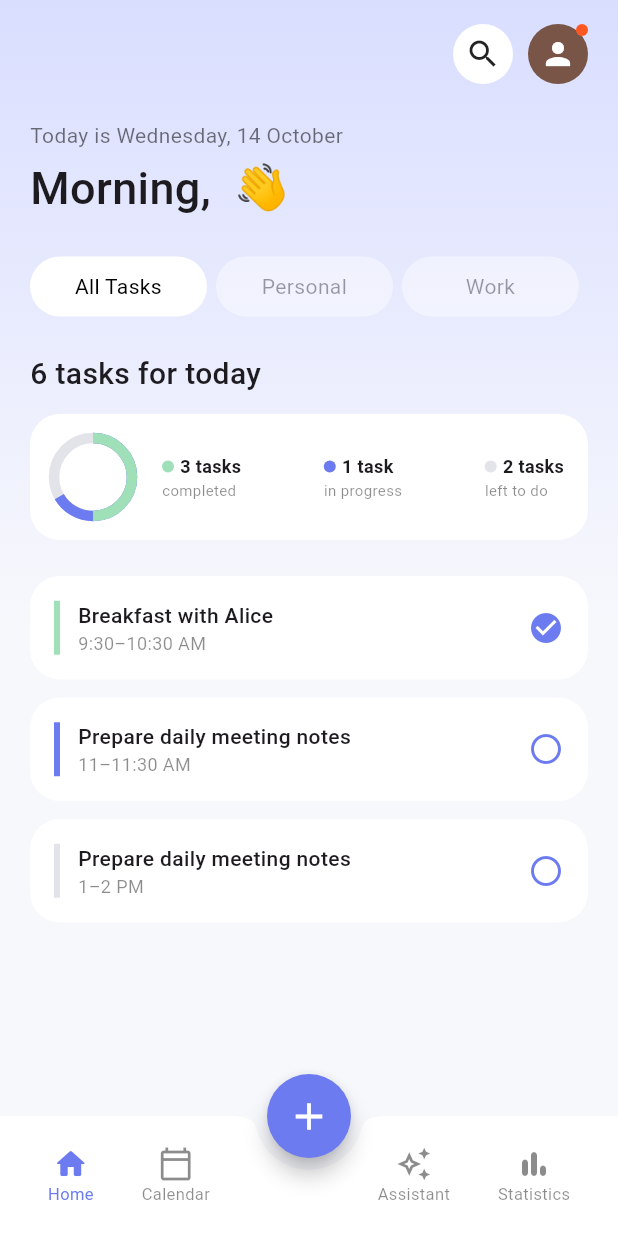
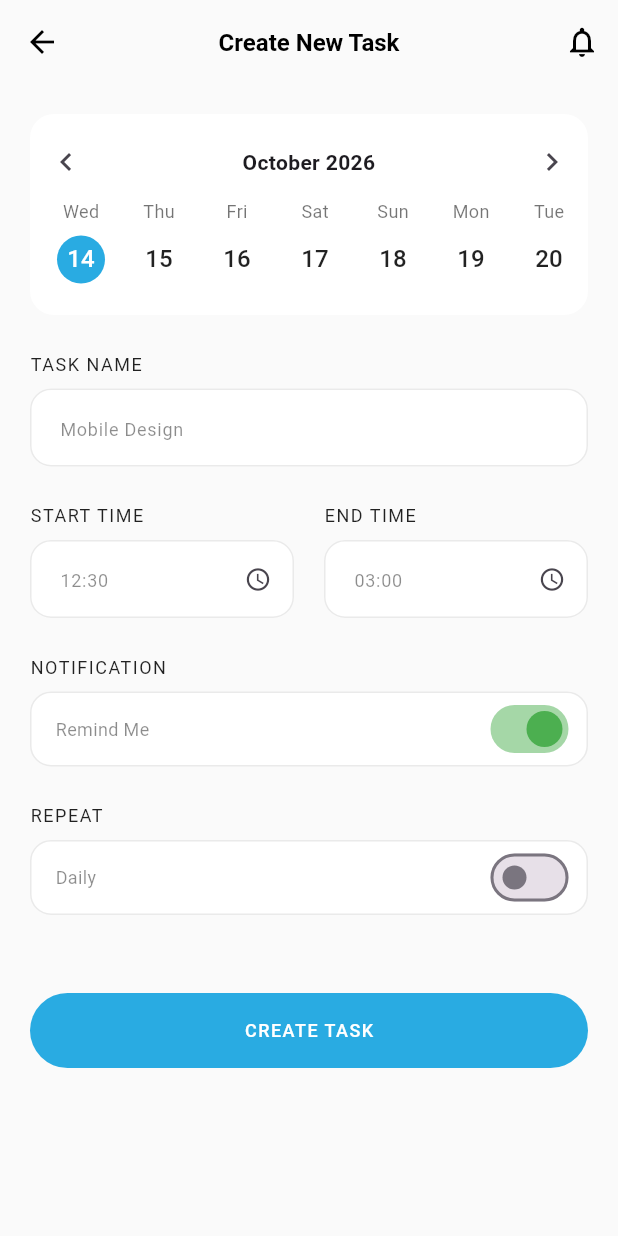
Before and after one commit to Phanuth25/komnotmorng, a Flutter app: the HomeScreen screen opened by its route, after a tap on the "add" icon, on a phone screen of 412 x 824 dp. Run offline on Flutter 3.47's test engine with Material 3 defaults, Android fonts, the phone set to English and light mode, and no system bars; our stand-ins replace dio, get, shared_preferences; accounts and stored records are empty.

Commit message:
done built schedule screen with ai but only like 50%

```diff
--- a/lib/main.dart
+++ b/lib/main.dart
@@ -1,16 +1,23 @@
 import 'package:flutter/material.dart';
 import 'package:get/get.dart';
 import 'package:komnotmorng2/features/splash/splash_screen.dart';
+import 'package:komnotmorng2/viewmodels/login_vm.dart';
 import 'package:komnotmorng2/viewmodels/register_vm.dart';
+import 'package:komnotmorng2/viewmodels/schedule_vm.dart';
 import 'package:komnotmorng2/views/home_screen.dart';
 import 'package:komnotmorng2/views/login_screen.dart';
 import 'package:komnotmorng2/views/register_screen.dart';
+import 'package:komnotmorng2/views/schedule_screen.dart';
 
 void main() {
   runApp(const MyApp());
   Get.put(
     RegisterViewModel(),
   ); // Register the RegisterViewModel for dependency injection
+  Get.put(
+    LoginViewModel(),
+  ); // Register the LoginViewModel for dependency injection
+  Get.put(ScheduleVm()); // Register the ScheduleVm for dependency injection
 }
 
 class MyApp extends StatelessWidget {
@@ -46,6 +53,7 @@ class MyApp extends StatelessWidget {
         GetPage(name: '/HomeScreen', page: () => const HomeScreen()),
         GetPage(name: '/LoginScreen', page: () => const LoginScreen()),
         GetPage(name: '/RegisterScreen', page: () => const RegisterScreen()),
+        GetPage(name: '/ScheduleScreen', page: () => const ScheduleScreen()),
       ],
       home: const SplashScreen(),
     );
--- a/lib/viewmodels/login_vm.dart
+++ b/lib/viewmodels/login_vm.dart
@@ -19,6 +19,7 @@ class LoginViewModel extends GetxController {
       errorMessage.value = '';
       successMessage.value = '';
       statusCode.value = '';
+      userName.value = '';
       final response = await dio.post(
         "${ApiConstants.baseUrl}/login",
         data: {'email': email, 'password': password},
@@ -27,7 +28,9 @@ class LoginViewModel extends GetxController {
         statusCode.value = response.statusCode.toString();
         debugPrint('User logged in successfully: ${response.data}');
         successMessage.value = response.data['message'] ?? 'Login successful';
-        userName.value = response.data['user']['name'] ?? '';
+        debugPrint('User name: ${userName.value}');
+        userName.value = response.data['data'] ?? '';
+        debugPrint('User name: ${userName.value}');
         await LocalStorage.saveEmail(email);
       }
     } on DioException catch (e) {
--- /dev/null
+++ b/lib/viewmodels/schedule_vm.dart
@@ -0,0 +1,17 @@
+import 'package:flutter/foundation.dart';
+import 'package:get/get_state_manager/src/simple/get_controllers.dart';
+
+class ScheduleVm extends GetxController {
+  void createTask(
+    String name,
+    String date,
+    String start,
+    String end,
+    bool remind,
+    bool repeat,
+  ) {
+    debugPrint(
+      '$name, $date, $start, $end, $remind, $repeat',
+    ); // call your API here
+  }
+}
--- a/lib/views/home_screen.dart
+++ b/lib/views/home_screen.dart
@@ -1,8 +1,8 @@
 import 'package:flutter/material.dart';
 import 'package:get/get.dart';
-import 'package:get/get_core/src/get_main.dart';
 import 'package:intl/intl.dart';
 import 'package:komnotmorng2/viewmodels/login_vm.dart';
+import 'package:komnotmorng2/viewmodels/schedule_vm.dart';
 
 const blue = Color(0xFF6C7CF0);
 const green = Color(0xFF9FE0B8);
@@ -44,9 +44,13 @@ class _HomeScreenState extends State<HomeScreen> {
     final MonthName = DateFormat('MMMM'); // "June"
     final text =
         'Today is ${dayName.format(now)}, ${dayNumber.format(now)} ${MonthName.format(now)}';
-    final LoginViewModel loginViewModel = LoginViewModel();
+    final LoginViewModel loginViewModel = Get.find<LoginViewModel>(); // Access the LoginViewModel instance
+    final ScheduleVm scheduleVm = Get.find<ScheduleVm>(); // Access the ScheduleVm instance
     final name =
         loginViewModel.userName.value; // Access the userName from the ViewModel
+    debugPrint(
+      'User name in HomeScreen: $name',
+    ); // Debug print to check the value of name
 
     return Scaffold(
       key: _scaffoldKey,
@@ -62,7 +66,8 @@ class _HomeScreenState extends State<HomeScreen> {
               title: const Text('log out'),
               onTap: () {
                 // Handle item 1 tap
-                loginViewModel.logout(); // Call the logout method from the ViewModel
+                loginViewModel
+                    .logout(); // Call the logout method from the ViewModel
               },
             ),
           ],
@@ -118,10 +123,17 @@ class _HomeScreenState extends State<HomeScreen> {
                   const SizedBox(height: 24),
                   Text(text, style: TextStyle(color: Colors.black54)),
                   const SizedBox(height: 4),
-                  Text(
-                    'Morning, $name 👋',
-                    style: TextStyle(fontSize: 30, fontWeight: FontWeight.w500),
-                  ),
+                  Obx(() {
+                    // Use Obx to listen for changes in userName
+                    final name = loginViewModel.userName.value;
+                    return Text(
+                      'Morning, $name 👋',
+                      style: TextStyle(
+                        fontSize: 30,
+                        fontWeight: FontWeight.w500,
+                      ),
+                    );
+                  }),
                   const SizedBox(height: 24),
 
                   // Tabs
@@ -248,7 +260,9 @@ class _HomeScreenState extends State<HomeScreen> {
       // Center "+" button
       floatingActionButtonLocation: FloatingActionButtonLocation.centerDocked,
       floatingActionButton: FloatingActionButton(
-        onPressed: () {},
+        onPressed: () {
+          Get.toNamed('/ScheduleScreen'); // Navigate to ScheduleScreen using GetX
+        },
         backgroundColor: blue,
         foregroundColor: Colors.white,
         shape: const CircleBorder(),
--- /dev/null
+++ b/lib/views/schedule_screen.dart
@@ -0,0 +1,344 @@
+import 'dart:ui' show PointerDeviceKind;
+import 'package:flutter/material.dart';
+import 'package:get/get.dart';
+import 'package:komnotmorng2/viewmodels/schedule_vm.dart';
+
+const sky = Color(0xFF29ABE2);
+
+class ScheduleScreen extends StatefulWidget {
+  const ScheduleScreen({super.key});
+  @override
+  State<ScheduleScreen> createState() => _ScheduleScreenState();
+}
+
+class _ScheduleScreenState extends State<ScheduleScreen> {
+  DateTime date = DateTime.now();
+  late final scroll = ScrollController(
+    initialScrollOffset: (date.day - 1) * 52.0,
+  );
+
+  final months = [
+    'January',
+    'February',
+    'March',
+    'April',
+    'May',
+    'June',
+    'July',
+    'August',
+    'September',
+    'October',
+    'November',
+    'December',
+  ];
+  final weekdays = ['Mon', 'Tue', 'Wed', 'Thu', 'Fri', 'Sat', 'Sun'];
+
+  void changeMonth(int step) {
+    setState(() => date = DateTime(date.year, date.month + step, 1));
+    if (scroll.hasClients) scroll.jumpTo(0);
+  }
+
+  bool remind = true, repeat = false;
+
+  final formKey = GlobalKey<FormState>();
+  final name = TextEditingController();
+  final start = TextEditingController();
+  final end = TextEditingController();
+
+  @override
+  void dispose() {
+    scroll.dispose();
+    name.dispose();
+    start.dispose();
+    end.dispose();
+    super.dispose();
+  }
+
+  // Opens the time dialog in keyboard-entry mode only (no clock dial)
+  Future<void> pickTime(TextEditingController c) async {
+    final t = await showTimePicker(
+      context: context,
+      initialTime: TimeOfDay.now(),
+      initialEntryMode: TimePickerEntryMode.inputOnly,
+    );
+    if (t != null && mounted) c.text = t.format(context);
+  }
+
+  String? notEmpty(String? v) => (v == null || v.isEmpty) ? 'Required' : null;
+
+  @override
+  Widget build(BuildContext context) {
+    final ScheduleVm scheduleVm =
+        Get.find<ScheduleVm>(); // Access the ScheduleVm instance
+    return Scaffold(
+      backgroundColor: const Color(0xFFFAFAFA),
+      appBar: AppBar(
+        backgroundColor: Colors.transparent,
+        elevation: 0,
+        foregroundColor: Colors.black,
+        centerTitle: true,
+        title: const Text(
+          'Create New Task',
+          style: TextStyle(fontSize: 16, fontWeight: FontWeight.w600),
+        ),
+        actions: [
+          IconButton(
+            onPressed: () {},
+            icon: const Icon(Icons.notifications_none),
+          ),
+        ],
+      ),
+      body: Center(
+        child: ConstrainedBox(
+          constraints: const BoxConstraints(maxWidth: 480),
+          child: Form(
+            key: formKey,
+            child: ListView(
+              padding: const EdgeInsets.all(20),
+              children: [
+                dateStrip(),
+
+                label('TASK NAME'),
+                field(
+                  'Mobile Design',
+                  controller: name,
+                  validator: (v) {
+                    if (v == null || v.trim().isEmpty) {
+                      return 'Please enter a task name';
+                    }
+                    if (v.trim().length < 3) return 'Use at least 3 characters';
+                    return null;
+                  },
+                ),
+
+                Row(
+                  children: [
+                    Expanded(
+                      child: Column(
+                        crossAxisAlignment: CrossAxisAlignment.start,
+                        children: [
+                          label('START TIME'),
+                          field(
+                            '12:30',
+                            controller: start,
+                            validator: notEmpty,
+                            time: true,
+                          ),
+                        ],
+                      ),
+                    ),
+                    const SizedBox(width: 20),
+                    Expanded(
+                      child: Column(
+                        crossAxisAlignment: CrossAxisAlignment.start,
+                        children: [
+                          label('END TIME'),
+                          field(
+                            '03:00',
+                            controller: end,
+                            validator: notEmpty,
+                            time: true,
+                          ),
+                        ],
+                      ),
+                    ),
+                  ],
+                ),
+
+                label('NOTIFICATION'),
+                switchRow(
+                  'Remind Me',
+                  remind,
+                  Colors.green,
+                  (v) => setState(() => remind = v),
+                ),
+
+                label('REPEAT'),
+                switchRow(
+                  'Daily',
+                  repeat,
+                  Colors.green,
+                  (v) => setState(() => repeat = v),
+                ),
+
+                const SizedBox(height: 24),
+
+                const SizedBox(height: 28),
+                SizedBox(
+                  height: 50,
+                  child: FilledButton(
+                    onPressed: () {
+                      if (formKey.currentState!.validate()) {
+                        ScaffoldMessenger.of(context).showSnackBar(
+                          const SnackBar(content: Text('Task created')),
+                        );
+                      }
+                      scheduleVm.createTask(
+                        name.text,
+                        date.toIso8601String().substring(0, 10),
+                        start.text,
+                        end.text,
+                        remind,
+                        repeat,
+                      );
+                    },
+                    style: FilledButton.styleFrom(backgroundColor: sky),
+                    child: const Text(
+                      'CREATE TASK',
+                      style: TextStyle(letterSpacing: 1, fontSize: 12),
+                    ),
+                  ),
+                ),
+              ],
+            ),
+          ),
+        ),
+      ),
+    );
+  }
+
+  // Month header with arrows + scrollable row of every day in the month
+  Widget dateStrip() => Container(
+    padding: const EdgeInsets.symmetric(vertical: 8),
+    decoration: BoxDecoration(
+      color: Colors.white,
+      borderRadius: BorderRadius.circular(16),
+    ),
+    child: Column(
+      children: [
+        Row(
+          children: [
+            IconButton(
+              onPressed: () => changeMonth(-1),
+              icon: const Icon(Icons.chevron_left),
+            ),
+            Expanded(
+              child: Text(
+                '${months[date.month - 1]} ${date.year}',
+                textAlign: TextAlign.center,
+                style: const TextStyle(fontWeight: FontWeight.w600),
+              ),
+            ),
+            IconButton(
+              onPressed: () => changeMonth(1),
+              icon: const Icon(Icons.chevron_right),
+            ),
+          ],
+        ),
+        SizedBox(
+          height: 70,
+          // allow dragging with a mouse too (web/desktop block it by default)
+          child: ScrollConfiguration(
+            behavior: ScrollConfiguration.of(context).copyWith(
+              dragDevices: {PointerDeviceKind.touch, PointerDeviceKind.mouse},
+            ),
+            child: ListView.builder(
+              controller: scroll,
+              scrollDirection: Axis.horizontal,
+              padding: const EdgeInsets.symmetric(horizontal: 8),
+              itemCount: DateTime(
+                date.year,
+                date.month + 1,
+                0,
+              ).day, // days in month
+              itemBuilder: (_, i) {
+                final d = DateTime(date.year, date.month, i + 1);
+                final selected = d.day == date.day;
+                return GestureDetector(
+                  onTap: () => setState(() => date = d),
+                  child: SizedBox(
+                    width: 52,
+                    child: Column(
+                      children: [
+                        Text(
+                          weekdays[d.weekday - 1],
+                          style: const TextStyle(
+                            fontSize: 12,
+                            color: Colors.black54,
+                          ),
+                        ),
+                        const SizedBox(height: 8),
+                        CircleAvatar(
+                          radius: 16,
+                          backgroundColor: selected ? sky : Colors.transparent,
+                          child: Text(
+                            '${d.day}',
+                            style: TextStyle(
+                              color: selected ? Colors.white : Colors.black87,
+                            ),
+                          ),
+                        ),
+                      ],
+                    ),
+                  ),
+                );
+              },
+            ),
+          ),
+        ),
+      ],
+    ),
+  );
+
+  Widget label(String text) => Padding(
+    padding: const EdgeInsets.only(top: 24, bottom: 8),
+    child: Text(
+      text,
+      style: const TextStyle(
+        fontSize: 12,
+        letterSpacing: 1,
+        color: Colors.black87,
+      ),
+    ),
+  );
+
+  Widget field(
+    String hint, {
+    required TextEditingController controller,
+    String? Function(String?)? validator,
+    bool time = false,
+  }) => TextFormField(
+    controller: controller,
+    validator: validator,
+    readOnly: time, // time fields open the time dialog instead of typing here
+    onTap: time ? () => pickTime(controller) : null,
+    decoration: InputDecoration(
+      hintText: hint,
+      hintStyle: const TextStyle(fontSize: 12, color: Colors.black45),
+      suffixIcon: time ? const Icon(Icons.access_time, size: 18) : null,
+      filled: true,
+      fillColor: Colors.white,
+      contentPadding: const EdgeInsets.symmetric(horizontal: 16, vertical: 14),
+      enabledBorder: border,
+      focusedBorder: border,
+      errorBorder: border,
+      focusedErrorBorder: border,
+    ),
+  );
+
+  final border = OutlineInputBorder(
+    borderRadius: BorderRadius.circular(14),
+    borderSide: const BorderSide(color: Color(0xFFEAEAEA)),
+  );
+
+  Widget switchRow(
+    String text,
+    bool value,
+    Color color,
+    Function(bool) onChanged,
+  ) => Container(
+    padding: const EdgeInsets.only(left: 16, right: 8),
+    decoration: BoxDecoration(
+      color: Colors.white,
+      borderRadius: BorderRadius.circular(14),
+      border: Border.all(color: const Color(0xFFEAEAEA)),
+    ),
+    child: Row(
+      children: [
+        Text(text, style: const TextStyle(fontSize: 12, color: Colors.black45)),
+        const Spacer(),
+        Switch(value: value, activeColor: color, onChanged: onChanged),
+      ],
+    ),
+  );
+}
```
